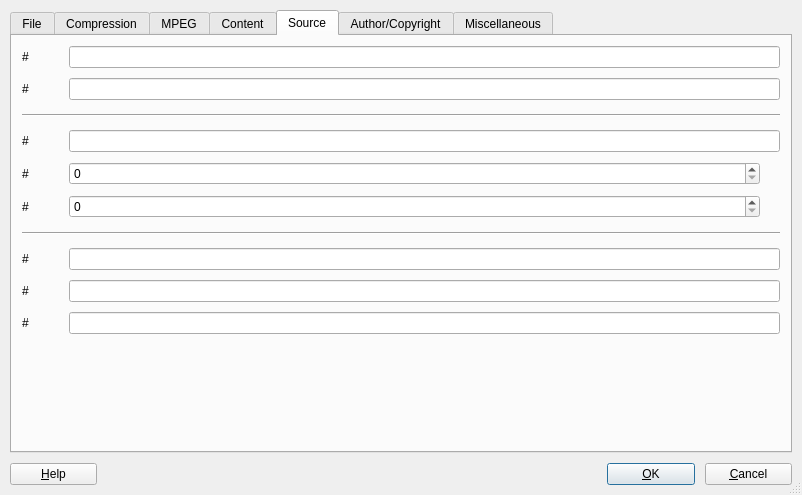
Above: plugins/fileinfo/FileInfoDlg.ui from KDE/kwave before the change. Below: the same form after it.
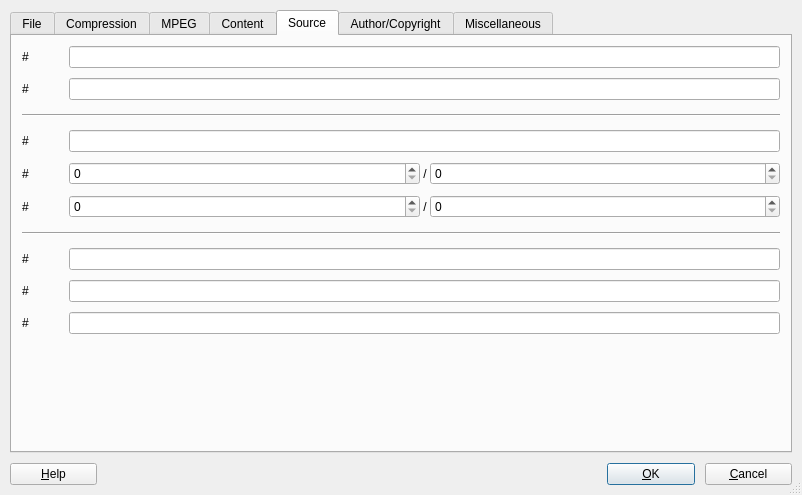
That is the form after the change. The open tabs and pages were chosen to show the change. Custom widgets are drawn as their Qt base class.

Commit message: added support for file info: number of CDs and number of tracks

```diff
--- a/plugins/fileinfo/FileInfoDlg.ui
+++ b/plugins/fileinfo/FileInfoDlg.ui
@@ -1544,23 +1544,37 @@
           <number>0</number>
          </property>
          <item>
-          <widget class="KIntSpinBox" name="sbTrack"/>
+          <widget class="KIntSpinBox" name="sbTrack">
+           <property name="sizePolicy">
+            <sizepolicy hsizetype="MinimumExpanding" vsizetype="Fixed">
+             <horstretch>0</horstretch>
+             <verstretch>0</verstretch>
+            </sizepolicy>
+           </property>
+          </widget>
          </item>
          <item>
-          <spacer name="Spacer39">
-           <property name="orientation">
-            <enum>Qt::Vertical</enum>
+          <widget class="QLabel" name="label_2">
+           <property name="sizePolicy">
+            <sizepolicy hsizetype="Minimum" vsizetype="Preferred">
+             <horstretch>0</horstretch>
+             <verstretch>0</verstretch>
+            </sizepolicy>
            </property>
-           <property name="sizeType">
-            <enum>QSizePolicy::Expanding</enum>
+           <property name="text">
+            <string> / </string>
            </property>
-           <property name="sizeHint" stdset="0">
-            <size>
-             <width>20</width>
-             <height>0</height>
-            </size>
+          </widget>
+         </item>
+         <item>
+          <widget class="KIntSpinBox" name="sbTracks">
+           <property name="sizePolicy">
+            <sizepolicy hsizetype="MinimumExpanding" vsizetype="Fixed">
+             <horstretch>0</horstretch>
+             <verstretch>0</verstretch>
+            </sizepolicy>
            </property>
-          </spacer>
+          </widget>
          </item>
         </layout>
        </item>
@@ -1589,23 +1603,37 @@
           <number>0</number>
          </property>
          <item>
-          <widget class="KIntSpinBox" name="sbCD"/>
+          <widget class="KIntSpinBox" name="sbCD">
+           <property name="sizePolicy">
+            <sizepolicy hsizetype="MinimumExpanding" vsizetype="Fixed">
+             <horstretch>0</horstretch>
+             <verstretch>0</verstretch>
+            </sizepolicy>
+           </property>
+          </widget>
          </item>
          <item>
-          <spacer name="Spacer38">
-           <property name="orientation">
-            <enum>Qt::Vertical</enum>
+          <widget class="QLabel" name="label">
+           <property name="sizePolicy">
+            <sizepolicy hsizetype="Minimum" vsizetype="Preferred">
+             <horstretch>0</horstretch>
+             <verstretch>0</verstretch>
+            </sizepolicy>
            </property>
-           <property name="sizeType">
-            <enum>QSizePolicy::Expanding</enum>
+           <property name="text">
+            <string> / </string>
            </property>
-           <property name="sizeHint" stdset="0">
-            <size>
-             <width>20</width>
-             <height>0</height>
-            </size>
+          </widget>
+         </item>
+         <item>
+          <widget class="KIntSpinBox" name="sbCDs">
+           <property name="sizePolicy">
+            <sizepolicy hsizetype="MinimumExpanding" vsizetype="Fixed">
+             <horstretch>0</horstretch>
+             <verstretch>0</verstretch>
+            </sizepolicy>
            </property>
-          </spacer>
+          </widget>
          </item>
         </layout>
        </item>
@@ -2276,21 +2304,21 @@
  </widget>
  <layoutdefault spacing="10" margin="10"/>
  <customwidgets>
-  <customwidget>
-   <class>KIntSpinBox</class>
-   <extends>QSpinBox</extends>
-   <header>knuminput.h</header>
-  </customwidget>
-  <customwidget>
-   <class>KDateWidget</class>
-   <extends>QWidget</extends>
-   <header>kdatewidget.h</header>
-  </customwidget>
   <customwidget>
    <class>KComboBox</class>
    <extends>QComboBox</extends>
    <header>kcombobox.h</header>
   </customwidget>
+  <customwidget>
+   <class>KDateWidget</class>
+   <extends>QWidget</extends>
+   <header>kdatewidget.h</header>
+  </customwidget>
+  <customwidget>
+   <class>KIntSpinBox</class>
+   <extends>QSpinBox</extends>
+   <header>knuminput.h</header>
+  </customwidget>
   <customwidget>
    <class>KeywordWidget</class>
    <extends>QWidget</extends>
```
Left out of the diff: 6 changed lines with no effect on the pictures. The commit also changes 5 other files.
